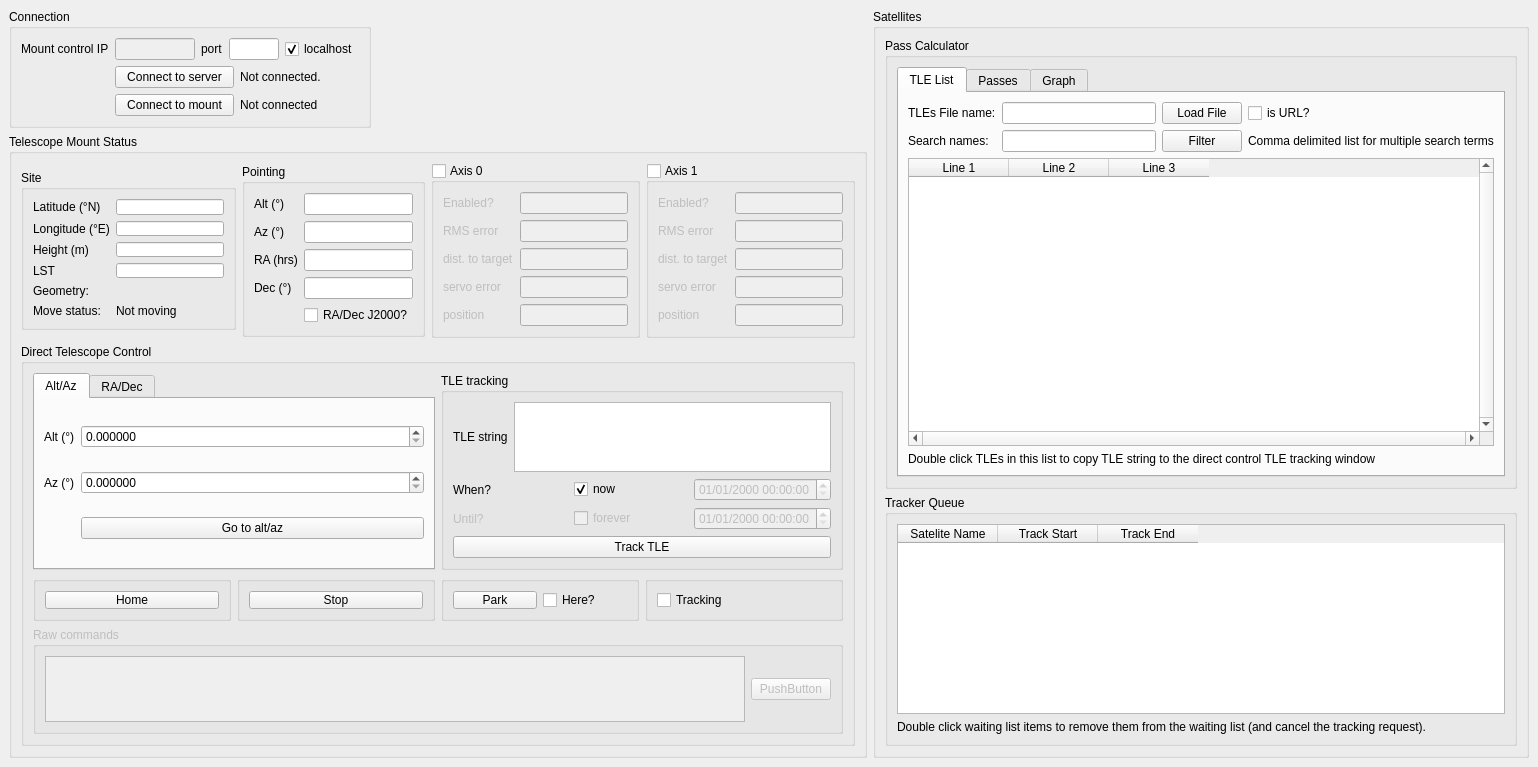
First picture: the form in mainwindow.ui, repository dldlowndes/LD_QuarcOGS, before the edit.
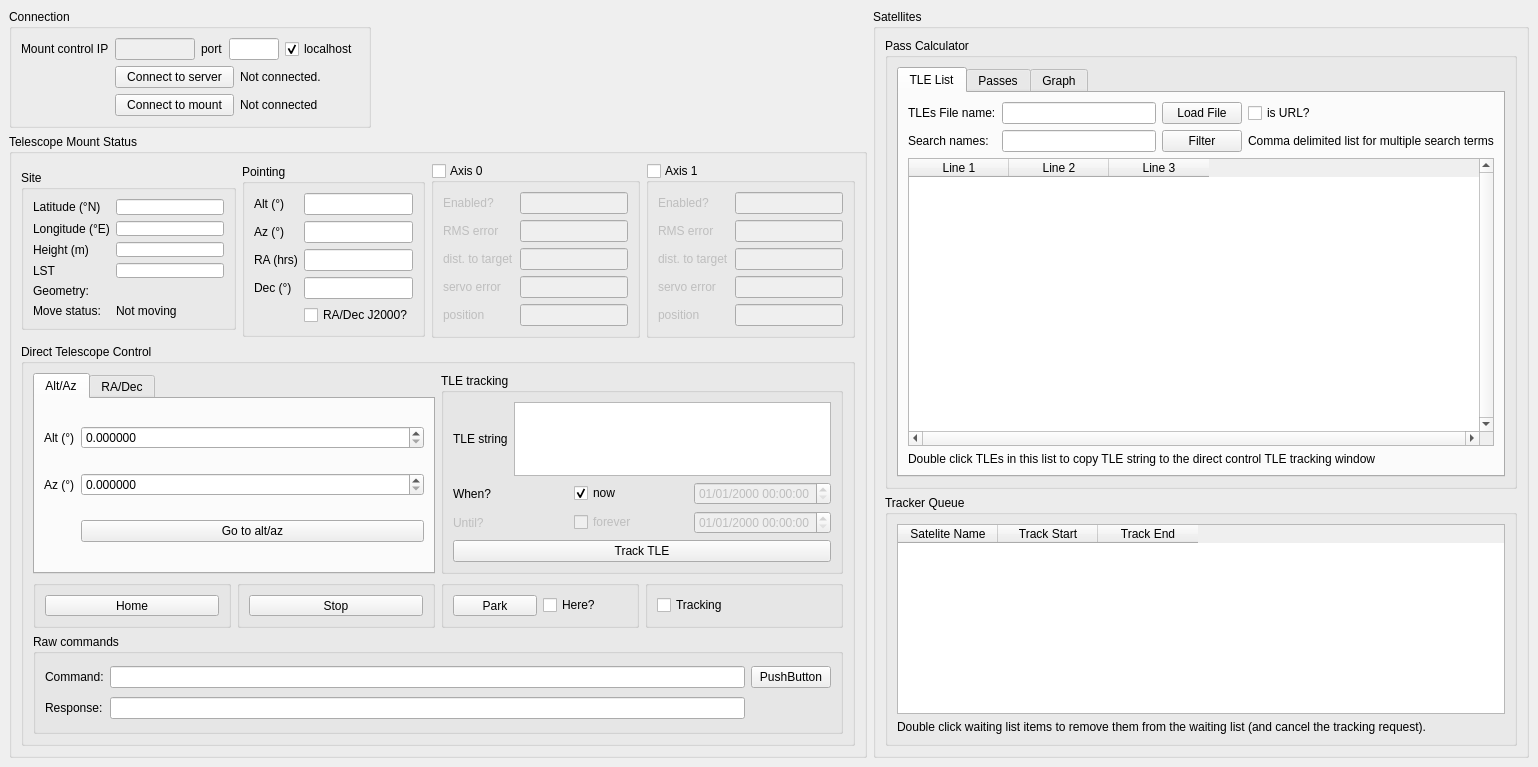
Second picture: the form after the edit.

Commit message: Raw command window works now. Can't see where it'd be useful but it might be?

```diff
--- a/mainwindow.ui
+++ b/mainwindow.ui
@@ -1070,7 +1070,7 @@
             <item row="2" column="0">
              <widget class="QGroupBox" name="groupBox_9">
               <property name="enabled">
-               <bool>false</bool>
+               <bool>true</bool>
               </property>
               <property name="minimumSize">
                <size>
@@ -1085,26 +1085,40 @@
                <bool>false</bool>
               </property>
               <layout class="QGridLayout" name="gridLayout_25">
-               <item row="0" column="0">
-                <widget class="QPlainTextEdit" name="value_cmd_raw">
-                 <property name="enabled">
-                  <bool>false</bool>
-                 </property>
-                 <property name="plainText">
-                  <string/>
+               <item row="2" column="1">
+                <widget class="QLineEdit" name="value_cmd_response">
+                 <property name="readOnly">
+                  <bool>true</bool>
                  </property>
                 </widget>
                </item>
                <item row="0" column="1">
+                <widget class="QLineEdit" name="value_cmd_raw"/>
+               </item>
+               <item row="0" column="2">
                 <widget class="QPushButton" name="button_cmd_raw">
                  <property name="enabled">
-                  <bool>false</bool>
+                  <bool>true</bool>
                  </property>
                  <property name="text">
                   <string>PushButton</string>
                  </property>
                 </widget>
                </item>
+               <item row="0" column="0">
+                <widget class="QLabel" name="label_4">
+                 <property name="text">
+                  <string>Command:</string>
+                 </property>
+                </widget>
+               </item>
+               <item row="2" column="0">
+                <widget class="QLabel" name="label_5">
+                 <property name="text">
+                  <string>Response:</string>
+                 </property>
+                </widget>
+               </item>
               </layout>
              </widget>
             </item>
```
The commit also changes 5 other files.
